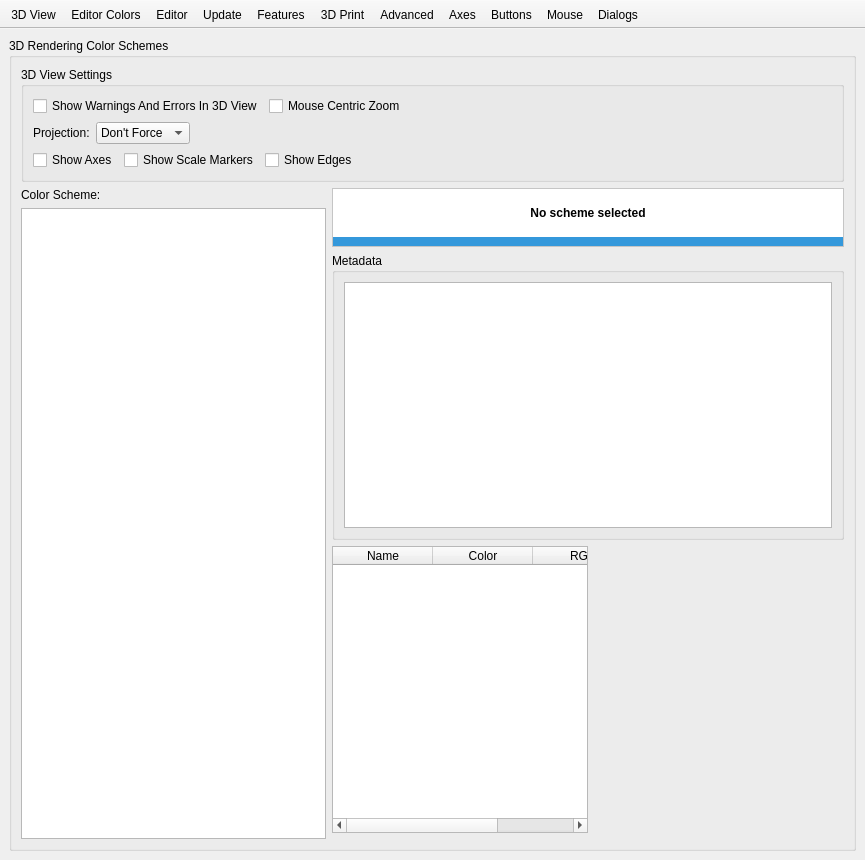
Old version of the form src/gui/Preferences.ui in the repository bitbasher/openscad.
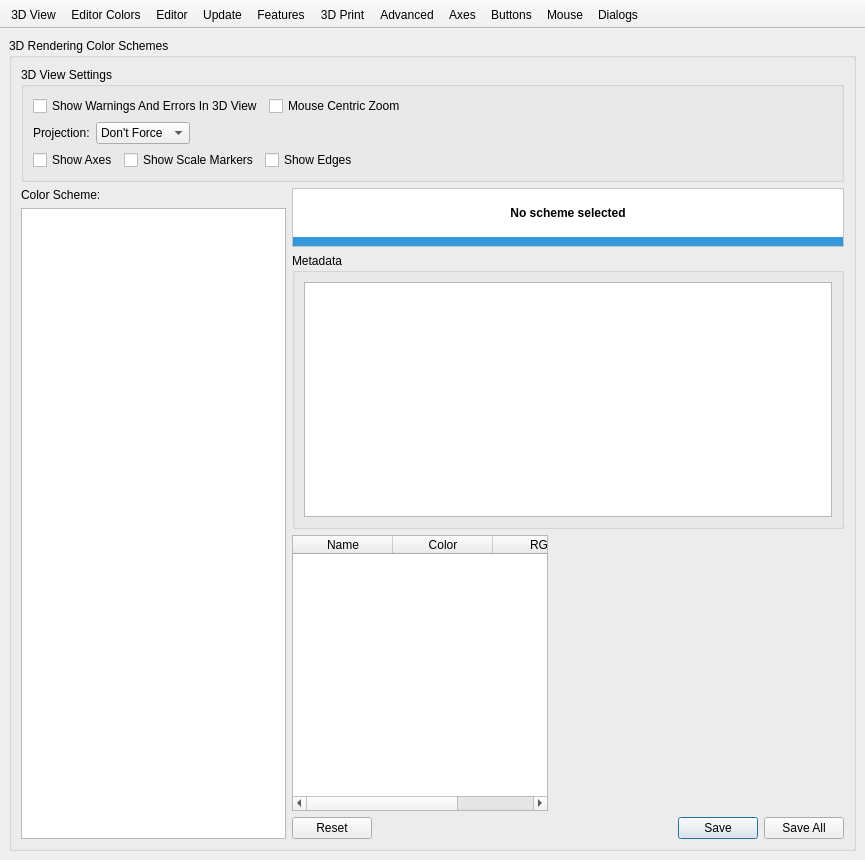
New version of the form. The open tabs and pages were chosen to show the change. Icons and pictures are not drawn. Custom widgets are drawn as their Qt base class.

```diff
--- a/src/gui/Preferences.ui
+++ b/src/gui/Preferences.ui
@@ -312,7 +312,7 @@
                   <widget class="QTableWidget" name="tableWidget3DColors">
                    <property name="sizePolicy">
                     <sizepolicy hsizetype="Expanding" vsizetype="Expanding">
-                     <horstretch>1</horstretch>
+                   <horstretch>0</horstretch>
                      <verstretch>0</verstretch>
                     </sizepolicy>
                    </property>
@@ -358,6 +358,19 @@
                    </property>
                   </widget>
                  </item>
+                 <item>
+                  <spacer name="horizontalSpacer_3DRight">
+                   <property name="orientation">
+                    <enum>Qt::Horizontal</enum>
+                   </property>
+                   <property name="sizeHint" stdset="0">
+                    <size>
+                     <width>40</width>
+                     <height>20</height>
+                    </size>
+                   </property>
+                  </spacer>
+                 </item>
                 </layout>
                </item>
 
@@ -365,7 +378,7 @@
                <item>
                 <widget class="QDialogButtonBox" name="buttonBox3DScheme">
                  <property name="standardButtons">
-                  <set>QDialogButtonBox::NoButton</set>
+                  <set>QDialogButtonBox::Reset|QDialogButtonBox::Save|QDialogButtonBox::SaveAll</set>
                  </property>
                 </widget>
                </item>
```
Left out of the diff: 17 changed lines with no effect on the pictures. Lines whose indentation alone changed are shown as unchanged.
